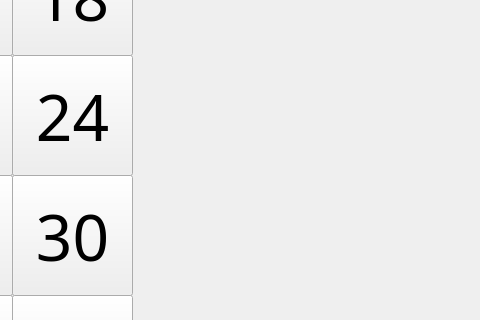
Above: src/MyGame/mainwindow.ui from scutll/Cpp_project_sgame before the change; both pictures show x 618 to 1098 and y 378 to 698 of the 1098 by 875 pixel window. Below: the same form after it.
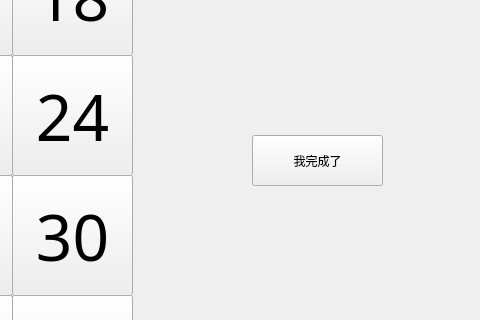
That is the form after the change.

```diff
--- a/src/MyGame/mainwindow.ui
+++ b/src/MyGame/mainwindow.ui
@@ -739,6 +739,19 @@
      <string>Github: https://github.com/scutll/Cpp_project_sgame</string>
     </property>
    </widget>
+   <widget class="QPushButton" name="Finish_button">
+    <property name="geometry">
+     <rect>
+      <x>870</x>
+      <y>490</y>
+      <width>131</width>
+      <height>51</height>
+     </rect>
+    </property>
+    <property name="text">
+     <string>我完成了</string>
+    </property>
+   </widget>
   </widget>
   <widget class="QMenuBar" name="menubar">
    <property name="geometry">
```
Left out of the diff: 2 changed lines with no effect on the pictures.
